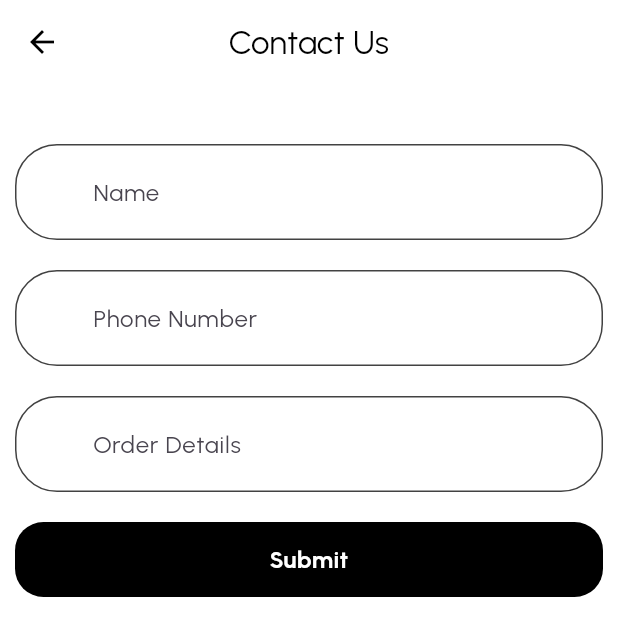
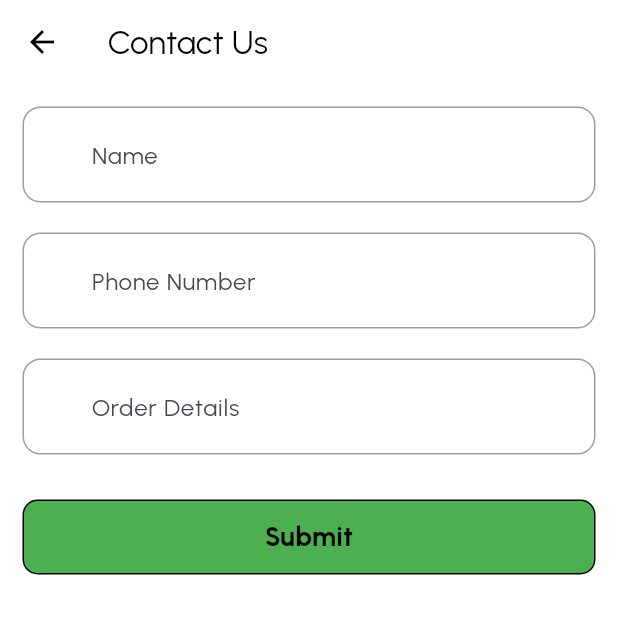
Before and after one commit to ThaaranyaGandhi/e_store, a Flutter app: the HomeScreen screen opened by its route, after a tap on "Custom Design Enquiry", on a phone screen of 412 x 824 dp. Shown: the top 636 px of the screen. Run offline on Flutter 3.47's test engine with Material 3 defaults, Android fonts, the phone set to English and light mode, and no system bars; our stand-ins replace bloc, bot_toast, dio, expandable_text, flutter_bloc, flutter_widget_from_html and 3 more; missing offline and left inert: flutter_stripe; accounts and stored records are empty; network calls fail.

Commit message:
color chnages

```diff
--- a/lib/components/product_card.dart
+++ b/lib/components/product_card.dart
@@ -1,4 +1,5 @@
 import 'package:flutter/material.dart';
+import 'package:fresh_store_ui/constants/colors_const.dart';
 
 import '../network/models/product.dart';
 import '../utils/calculations.dart';
@@ -27,7 +28,7 @@ class ProductCard extends StatelessWidget {
             padding: const EdgeInsets.all(10),
             decoration:  BoxDecoration(
               borderRadius: borderRadius,
-              color: Colors.red.shade50,
+              color: ColorsConst.secondColor,
             //  color: Color(0xFFeeeeee),
             ),
             child: Image.network(
@@ -86,7 +87,7 @@ class ProductCard extends StatelessWidget {
         Container(
           decoration: BoxDecoration(
             borderRadius: const BorderRadius.all(Radius.circular(6)),
-            color:Colors.red.shade50 /*const Color(0xFF101010).withOpacity(0.08)*/,
+            color:ColorsConst.secondColor/*const Color(0xFF101010).withOpacity(0.08)*/,
           ),
           padding: const EdgeInsets.symmetric(horizontal: 10, vertical: 6),
           child: Text(
--- a/lib/constants/colors_const.dart
+++ b/lib/constants/colors_const.dart
@@ -4,10 +4,14 @@ class ColorsConst {
 
   ColorsConst._();
 
+  static const Color firstColor = Colors.green;
+  static  Color secondColor = Colors.green.shade50;
+
   static const primary = Color(0xFF5861AF);
   static const primaryshade = Color.fromARGB(255, 153, 153, 207);
   static const primaryLight = Color(0x225861AF);
   static const secondary = Color(0xFFE35335);
+  static const red = Color(0xFFE35335);
 
   static const text = Color(0xFF062132);
   static const text1 = Color(0xFF516470);
--- a/lib/screens/auth/login/login.dart
+++ b/lib/screens/auth/login/login.dart
@@ -57,7 +57,7 @@ class _LoginScreenState extends State<LoginScreen> {
                       height: 20,
                     ),
                     const Text('Welcome back !',
-                        style: TextStyle(fontSize: 24, fontWeight: FontWeight.w900, color: Colors.red,),),
+                        style: TextStyle(fontSize: 24, fontWeight: FontWeight.w900, color:  ColorsConst.firstColor,),),
                     const SizedBox(
                       height: 4,
                     ),
@@ -102,7 +102,7 @@ class _LoginScreenState extends State<LoginScreen> {
                           },
                           child: const Text('Sign Up',
                               style: TextStyle(
-                                  fontSize: 16, fontWeight: FontWeight.bold, color: Colors.red),),
+                                  fontSize: 16, fontWeight: FontWeight.bold, color:  ColorsConst.firstColor),),
                         ),
                       ],
                     )
@@ -120,7 +120,7 @@ class _LoginScreenState extends State<LoginScreen> {
         height: 58,
         decoration: BoxDecoration(
           borderRadius: const BorderRadius.all(Radius.circular(29)),
-          color: Colors.red/*const Color(0xFF101010)*/,
+          color:  ColorsConst.firstColor/*const Color(0xFF101010)*/,
           border: Border.all(color: Colors.black87, width: 1),
           boxShadow: [
             BoxShadow(
--- a/lib/screens/cart/cart.dart
+++ b/lib/screens/cart/cart.dart
@@ -1,4 +1,5 @@
 import 'package:flutter/material.dart';
+import 'package:fresh_store_ui/constants/colors_const.dart';
 import 'package:fresh_store_ui/db/local_db.dart';
 import 'package:fresh_store_ui/global.dart';
 import 'package:fresh_store_ui/screens/auth/login/login.dart';
@@ -110,7 +111,7 @@ class _CartScreenState extends State<CartScreen> {
                   decoration: BoxDecoration(
                     border: Border.all(color: Colors.black87, width: 1),
                     borderRadius: const BorderRadius.all(Radius.circular(29)),
-                    color: Colors.red /*const Color(0xFF101010)*/,
+                    color: ColorsConst.firstColor /*const Color(0xFF101010)*/,
                     boxShadow: [
                       BoxShadow(
                         offset: const Offset(4, 8),
--- a/lib/screens/cart/cart_item.dart
+++ b/lib/screens/cart/cart_item.dart
@@ -1,5 +1,6 @@
 import 'package:expandable_text/expandable_text.dart';
 import 'package:flutter/material.dart';
+import 'package:fresh_store_ui/constants/colors_const.dart';
 
 import '../../global.dart';
 import '../../network/models/cart.dart';
@@ -44,7 +45,7 @@ class _CartItemState extends State<CartItem> {
       padding: const EdgeInsets.all(10),
       decoration: BoxDecoration(
         borderRadius: borderRadius,
-        color: Colors.red.shade50 /*Color(0xFFeeeeee)*/,
+        color:  ColorsConst.secondColor /*Color(0xFFeeeeee)*/,
       ),
       child: Row(
         crossAxisAlignment: CrossAxisAlignment.center,
--- a/lib/screens/home/Contactus.dart
+++ b/lib/screens/home/Contactus.dart
@@ -2,6 +2,7 @@ import 'dart:convert';
 
 import 'package:flutter/cupertino.dart';
 import 'package:flutter/material.dart';
+import 'package:fresh_store_ui/constants/colors_const.dart';
 
 import '../../resources/toast.dart';
 import 'package:http/http.dart' as http;
@@ -21,17 +22,25 @@ class _contactusScreenState extends State<contactusScreen> {
   Widget build(BuildContext context) {
     return Scaffold(
       appBar: AppBar(
-        title: const Text('Contact Us',style: TextStyle(color: Colors.black),),centerTitle: true
+        title: const Text('Contact Us',style: TextStyle(color: Colors.black),)
         ,
       ),
-      body:Container(
-        child:  Padding(
-            padding: const EdgeInsets.only(left: 10,right: 10,top: 40),
+      body:Padding(
+          padding: const EdgeInsets.symmetric(vertical: 15, horizontal: 15),
         child: Column(
           children: [
              TextField(
               decoration: const InputDecoration(
-                  border: OutlineInputBorder(),
+                border: OutlineInputBorder(
+                  borderRadius: BorderRadius.all(Radius.circular(12.0)),
+                ),
+                focusedBorder: OutlineInputBorder(
+                  borderRadius: BorderRadius.all(Radius.circular(12.0)),
+                  borderSide: BorderSide(color: Colors.grey),
+                ),
+                enabledBorder: OutlineInputBorder(
+                  borderRadius: BorderRadius.all(Radius.circular(12.0)),
+                  borderSide: BorderSide(color: Colors.grey),),
                 hintText: 'Name',
               ),
               controller: nameController,
@@ -39,7 +48,16 @@ class _contactusScreenState extends State<contactusScreen> {
             const SizedBox(height: 20,),
              TextField(
               decoration: const InputDecoration(
-                  border: OutlineInputBorder(),
+                border: OutlineInputBorder(
+                  borderRadius: BorderRadius.all(Radius.circular(12.0)),
+                ),
+                focusedBorder: OutlineInputBorder(
+                  borderRadius: BorderRadius.all(Radius.circular(12.0)),
+                  borderSide: BorderSide(color: Colors.grey),
+                ),
+                enabledBorder: OutlineInputBorder(
+                  borderRadius: BorderRadius.all(Radius.circular(12.0)),
+                  borderSide: BorderSide(color: Colors.grey),),
                 hintText: 'Phone Number',
               ),
               controller: mobilenoController,
@@ -47,17 +65,28 @@ class _contactusScreenState extends State<contactusScreen> {
             const SizedBox(height: 20,),
              TextField(
               decoration: const InputDecoration(
-                  border: OutlineInputBorder(),
+                border: OutlineInputBorder(
+                  borderRadius: BorderRadius.all(Radius.circular(12.0)),
+                ),
+                focusedBorder: OutlineInputBorder(
+                  borderRadius: BorderRadius.all(Radius.circular(12.0)),
+                  borderSide: BorderSide(color: Colors.grey),
+                ),
+                enabledBorder: OutlineInputBorder(
+                  borderRadius: BorderRadius.all(Radius.circular(12.0)),
+                  borderSide: BorderSide(color: Colors.grey),),
                 hintText: 'Order Details',
               ),
               controller: orderdetailController,
             ),
-              const SizedBox(height: 20,),
+            const SizedBox(height: 30),
             Container(
               height: 50,
-                decoration: const BoxDecoration(
-                  borderRadius: BorderRadius.all(Radius.circular(19)),
-                  color:  Colors.black,
+
+              decoration:  BoxDecoration(
+                borderRadius: const BorderRadius.all(Radius.circular(10)),
+                color:  ColorsConst.firstColor,
+                border: Border.all(color: Colors.black, width: 1)
               ),
               child: InkWell(
                 borderRadius: const BorderRadius.all(Radius.circular(29)),
@@ -88,8 +117,8 @@ class _contactusScreenState extends State<contactusScreen> {
                       'Submit',
                       style: TextStyle(
                         fontWeight: FontWeight.bold,
-                          fontSize: 16,
-                          color: Colors.white,
+                        fontSize: 18,
+                        color: Colors.black,
                       ),
                     ),
                   ],
@@ -97,7 +126,6 @@ class _contactusScreenState extends State<contactusScreen> {
               ),
             ),
           ],
-          ),
         ),
       ),
     );
--- a/lib/screens/home/home.dart
+++ b/lib/screens/home/home.dart
@@ -1,5 +1,6 @@
 import 'package:flutter/material.dart';
 import 'package:fresh_store_ui/components/product_card.dart';
+import 'package:fresh_store_ui/constants/colors_const.dart';
 import 'package:fresh_store_ui/screens/detail/detail_screen.dart';
 import 'package:fresh_store_ui/screens/home/bloc/home_bloc.dart';
 import 'package:fresh_store_ui/screens/home/hearder.dart';
@@ -94,7 +95,7 @@ class _HomeScreenState extends State<HomeScreen> {
           decoration: BoxDecoration(
             borderRadius: const BorderRadius.all(Radius.circular(10)),
             border: Border.all(color: const Color(0xFF101010), width: 1),
-            color: Colors.red /*const Color(0xFFFFFFFF)*/,
+            color: ColorsConst.firstColor /*const Color(0xFFFFFFFF)*/,
           ),
           alignment: Alignment.center,
           child: InkWell(
--- a/lib/screens/home/most_popular.dart
+++ b/lib/screens/home/most_popular.dart
@@ -1,4 +1,5 @@
 import 'package:flutter/material.dart';
+import 'package:fresh_store_ui/constants/colors_const.dart';
 import 'package:fresh_store_ui/global.dart';
 
 class MostPupularCategory extends StatefulWidget {
@@ -44,7 +45,7 @@ class MostPupularCategoryState extends State<MostPupularCategory> {
       decoration: BoxDecoration(
         borderRadius: radius,
         border: Border.all(color: const Color(0xFF101010), width: 1),
-        color: isActive ?/* const Color(0xFF101010)*/ Colors.red: const Color(0xFFFFFFFF),
+        color: isActive ?/* const Color(0xFF101010)*/ ColorsConst.firstColor: const Color(0xFFFFFFFF),
       ),
       alignment: Alignment.center,
       child: InkWell(
--- a/lib/screens/home/search_field.dart
+++ b/lib/screens/home/search_field.dart
@@ -1,6 +1,7 @@
 import 'dart:developer';
 
 import 'package:flutter/material.dart';
+import 'package:fresh_store_ui/constants/colors_const.dart';
 
 class SearchField extends StatelessWidget {
   const SearchField({super.key});
@@ -10,7 +11,7 @@ class SearchField extends StatelessWidget {
     return Container(
       height: 56,
       decoration: BoxDecoration(
-        color: Colors.red.shade50,
+        color: ColorsConst.secondColor,
         //    color: Color(0xFFf3f3f3),
         borderRadius: const BorderRadius.all(
           Radius.circular(16),
--- a/lib/screens/home/special_offer.dart
+++ b/lib/screens/home/special_offer.dart
@@ -1,5 +1,6 @@
 import 'package:flutter/material.dart';
 import 'package:flutter_bloc/flutter_bloc.dart';
+import 'package:fresh_store_ui/constants/colors_const.dart';
 import 'package:fresh_store_ui/screens/mostpopular/most_popular_screen.dart';
 
 import '../../constants/urls_const.dart';
@@ -93,7 +94,7 @@ class _SpecialOffersState extends State<SpecialOffers> {
                         height: 100,
                         width: 100,
                         decoration: BoxDecoration(
-                          color: Colors.red.shade100,
+                          color: ColorsConst.secondColor,
                           /*const Color(0x10101014),*/
                           borderRadius: BorderRadius.circular(20),
                         ),
--- a/lib/screens/widgets/input_field.dart
+++ b/lib/screens/widgets/input_field.dart
@@ -1,5 +1,6 @@
 
 import 'package:flutter/material.dart';
+import 'package:fresh_store_ui/constants/colors_const.dart';
 
 class InputField extends StatelessWidget {
   final IconData? icon;
@@ -20,7 +21,7 @@ class InputField extends StatelessWidget {
     return Container(
       height: 56,
       decoration:  BoxDecoration(
-        color: Colors.red.shade50,
+        color: ColorsConst.secondColor,
        // color: Color(0xFFf3f3f3),
         borderRadius: const BorderRadius.all(
           Radius.circular(16),
```
Also changed, not shown: lib/screens/address/address.dart (+6 -5 lines), lib/screens/auth/signup/signup_screen.dart (+5 -5 lines), lib/screens/detail/detail_screen.dart (+6 -5 lines), lib/screens/order/order.dart (+8 -6 lines). Lines whose indentation alone changed are shown as unchanged.
